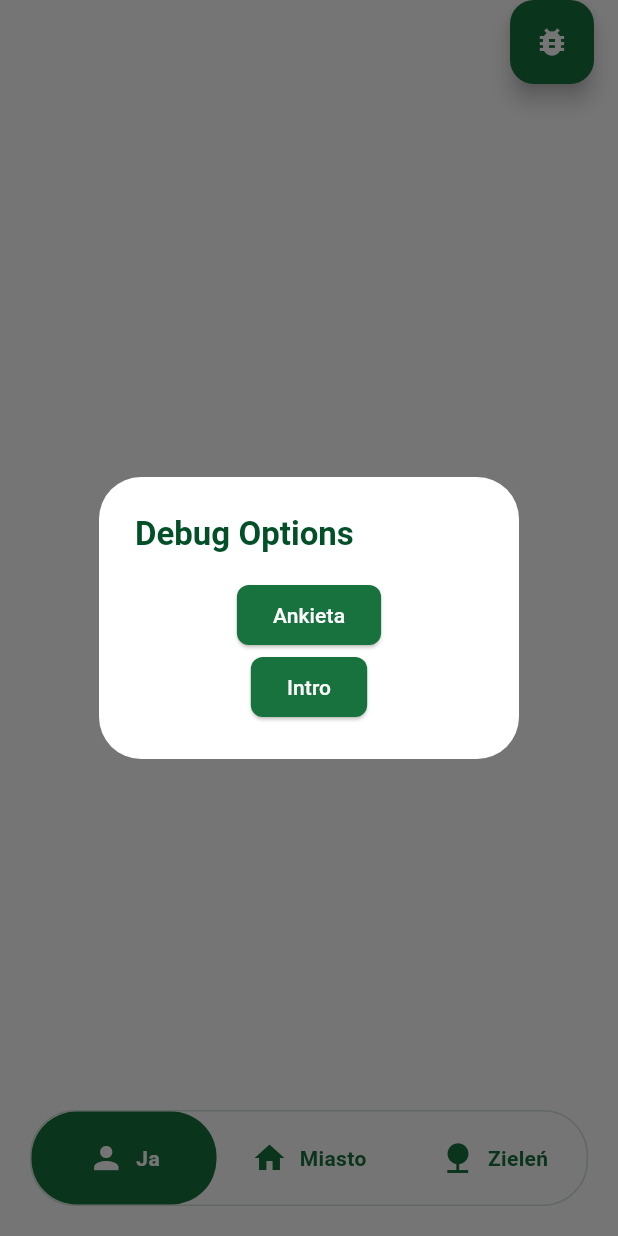
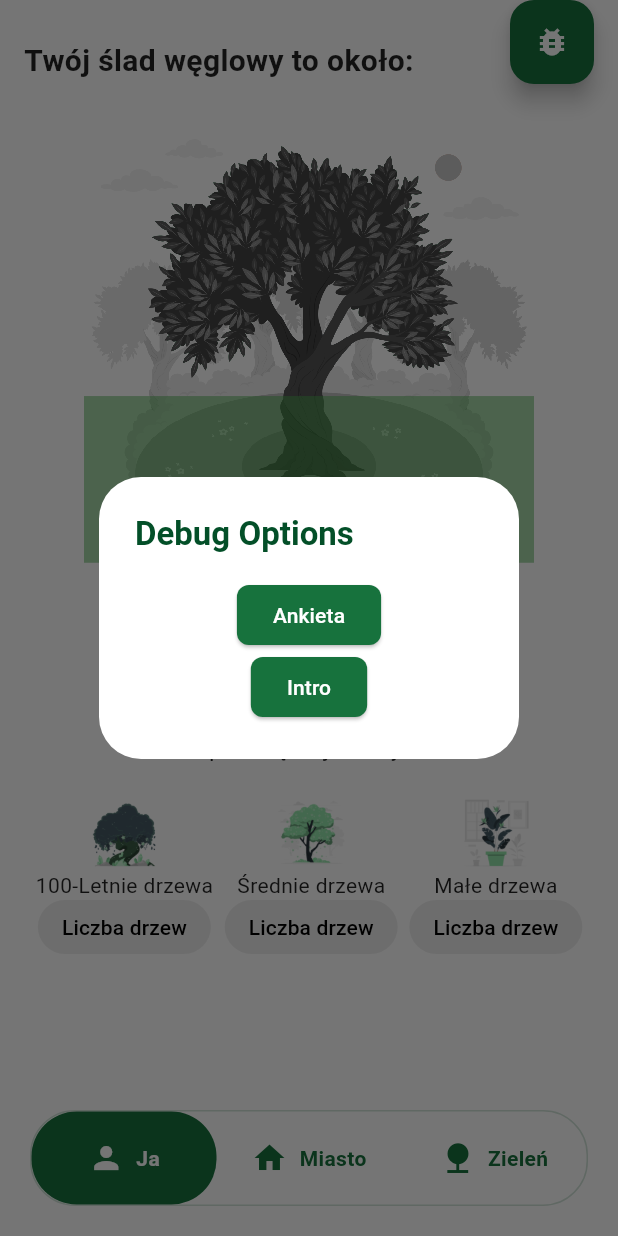
Before and after one commit to MeCatooo/HackYeah2024, a Flutter app: the HomeScreen screen opened directly, after a tap on the "bug report" icon, on a phone screen of 412 x 824 dp. Run offline on Flutter 3.47's test engine with Material 3 defaults, Android fonts, the phone set to English and light mode, and no system bars; our stand-ins replace flutter_riverpod, shared_preferences; accounts and stored records are empty.

Commit message:
flutter does wop wop wup wop wop wup

```diff
--- a/co2unter/lib/features/home_screen/presentation/city_tab.dart
+++ b/co2unter/lib/features/home_screen/presentation/city_tab.dart
@@ -11,7 +11,7 @@ class CityTab extends StatelessWidget {
         _buildCard(
           context,
           'Transport',
-          'assets/images/city1.png',
+          'assets/images/city2.png',
           'Środek transportu',
           'gramy CO2/km',
           transportData,
@@ -19,7 +19,7 @@ class CityTab extends StatelessWidget {
         _buildCard(
           context,
           'Usługi',
-          'assets/images/city2.png',
+          'assets/images/city3.png',
           'Usługa',
           'kilogramy CO2/dzień',
           servicesData,
@@ -27,7 +27,7 @@ class CityTab extends StatelessWidget {
         _buildCard(
           context,
           'Wydarzenia',
-          'assets/images/city3.png',
+          'assets/images/city1.png',
           'Wydarzenie',
           'ton CO2',
           eventsData,
--- a/co2unter/lib/features/home_screen/presentation/me_tab.dart
+++ b/co2unter/lib/features/home_screen/presentation/me_tab.dart
@@ -1,10 +1,147 @@
+// me_tab.dart
 import 'package:flutter/material.dart';
+import '../../user_profile/widgets/tree_image.dart';
 
 class MeTab extends StatelessWidget {
   const MeTab({Key? key}) : super(key: key);
 
   @override
   Widget build(BuildContext context) {
-    return const Center(child: Text('Ja (Me) Tab Content'));
+    // Hard-coded percentage for now
+    const double carbonFootprintPercentage = 37.0;
+
+    return SingleChildScrollView(
+      child: Padding(
+        padding: const EdgeInsets.all(16.0),
+        child: Column(
+          crossAxisAlignment: CrossAxisAlignment.start,
+          children: [
+            const Text(
+              'Twój ślad węglowy to około:',
+              style: TextStyle(fontSize: 20, fontWeight: FontWeight.bold),
+            ),
+            const SizedBox(height: 20),
+            const Center(
+              child: TreeImage(
+                percentage: carbonFootprintPercentage,
+                width: 300,
+                height: 300,
+              ),
+            ),
+            const SizedBox(height: 20),
+            Center(
+              child: Text(
+                '${carbonFootprintPercentage.toStringAsFixed(0)}%',
+                style: TextStyle(
+                  fontSize: 48,
+                  fontWeight: FontWeight.bold,
+                  color: carbonFootprintPercentage <= 100
+                      ? Theme.of(context).colorScheme.primary
+                      : Colors.red,
+                ),
+              ),
+            ),
+            const Center(
+              child: Text(
+                'średniego śladu węglowego\nprzeciętnej osoby!',
+                textAlign: TextAlign.center,
+                style: TextStyle(fontSize: 16),
+              ),
+            ),
+            const SizedBox(height: 20),
+            Container(
+                child: Row(
+              mainAxisAlignment: MainAxisAlignment.spaceEvenly,
+              children: [
+                Column(
+                  mainAxisAlignment: MainAxisAlignment.center,
+                  children: [
+                    Image(
+                      image: AssetImage('assets/images/tree_large.png'),
+                      width: 50,
+                      height: 50,
+                    ),
+                    Text('100-Letnie drzewa'),
+                    Container(
+                      padding: const EdgeInsets.symmetric(
+                          horizontal: 16, vertical: 8),
+                      decoration: BoxDecoration(
+                        color: Colors.grey[200],
+                        borderRadius: BorderRadius.circular(20),
+                      ),
+                      child: 0 != 0
+                          ? Text(
+                              'dużo drzew',
+                              style: Theme.of(context).textTheme.titleSmall,
+                            )
+                          : Text(
+                              'Liczba drzew',
+                              style: Theme.of(context).textTheme.titleSmall,
+                            ),
+                    )
+                  ],
+                ),
+                Column(
+                  mainAxisAlignment: MainAxisAlignment.center,
+                  children: [
+                    Image(
+                      image: AssetImage('assets/images/tree_mid.png'),
+                      width: 50,
+                      height: 50,
+                    ),
+                    Text('Średnie drzewa'),
+                    Container(
+                      padding: const EdgeInsets.symmetric(
+                          horizontal: 16, vertical: 8),
+                      decoration: BoxDecoration(
+                        color: Colors.grey[200],
+                        borderRadius: BorderRadius.circular(20),
+                      ),
+                      child: 0 != 0
+                          ? Text(
+                              'dużo drzew',
+                              style: Theme.of(context).textTheme.titleSmall,
+                            )
+                          : Text(
+                              'Liczba drzew',
+                              style: Theme.of(context).textTheme.titleSmall,
+                            ),
+                    )
+                  ],
+                ),
+                Column(
+                  mainAxisAlignment: MainAxisAlignment.center,
+                  children: [
+                    Image(
+                      image: AssetImage('assets/images/tree_small.png'),
+                      width: 50,
+                      height: 50,
+                    ),
+                    Text('Małe drzewa'),
+                    Container(
+                      padding: const EdgeInsets.symmetric(
+                          horizontal: 16, vertical: 8),
+                      decoration: BoxDecoration(
+                        color: Colors.grey[200],
+                        borderRadius: BorderRadius.circular(20),
+                      ),
+                      child: 0 != 0
+                          ? Text(
+                              'dużo drzew',
+                              style: Theme.of(context).textTheme.titleSmall,
+                            )
+                          : Text(
+                              'Liczba drzew',
+                              style: Theme.of(context).textTheme.titleSmall,
+                            ),
+                    )
+                  ],
+                ),
+              ],
+            )),
+          ],
+        ),
+      ),
+    );
   }
 }
--- /dev/null
+++ b/co2unter/lib/features/user_profile/widgets/tree_image.dart
@@ -0,0 +1,129 @@
+import 'dart:typed_data';
+import 'package:flutter/material.dart';
+import 'dart:ui' as ui;
+import 'package:flutter/services.dart';
+
+class TreeImage extends StatelessWidget {
+  final double percentage;
+  final double width;
+  final double height;
+
+  const TreeImage(
+      {Key? key, required this.percentage, this.width = 200, this.height = 200})
+      : super(key: key);
+
+  @override
+  Widget build(BuildContext context) {
+    return SizedBox(
+      width: width,
+      height: height,
+      child: FutureBuilder<ui.Image>(
+        future: _loadImage('assets/images/main_tree.png'),
+        builder: (context, snapshot) {
+          if (snapshot.connectionState == ConnectionState.done) {
+            return CustomPaint(
+              painter: TreePainter(
+                image: snapshot.data!,
+                percentage: percentage,
+              ),
+              size: Size(width, height),
+            );
+          } else {
+            return const Center(child: CircularProgressIndicator());
+          }
+        },
+      ),
+    );
+  }
+
+  Future<ui.Image> _loadImage(String assetPath) async {
+    final ByteData data = await rootBundle.load(assetPath);
+    final Uint8List bytes = data.buffer.asUint8List();
+    final ui.Codec codec = await ui.instantiateImageCodec(bytes);
+    final ui.FrameInfo fi = await codec.getNextFrame();
+    return fi.image;
+  }
+}
+
+class TreePainter extends CustomPainter {
+  final ui.Image image;
+  final double percentage;
+
+  TreePainter({required this.image, required this.percentage});
+
+  @override
+  void paint(Canvas canvas, Size size) {
+    final paint = Paint();
+    final scale = size.width / image.width;
+    final scaledSize = Size(image.width * scale, image.height * scale);
+    final centered = Offset(
+      (size.width - scaledSize.width) / 2,
+      (size.height - scaledSize.height) / 2,
+    );
+
+    // Draw original image
+    canvas.drawImageRect(
+      image,
+      Rect.fromLTWH(0, 0, image.width.toDouble(), image.height.toDouble()),
+      Rect.fromLTWH(
+          centered.dx, centered.dy, scaledSize.width, scaledSize.height),
+      paint,
+    );
+
+    // Apply grayscale effect
+    paint.colorFilter = const ColorFilter.matrix([
+      0.2126,
+      0.7152,
+      0.0722,
+      0,
+      0,
+      0.2126,
+      0.7152,
+      0.0722,
+      0,
+      0,
+      0.2126,
+      0.7152,
+      0.0722,
+      0,
+      0,
+      0,
+      0,
+      0,
+      1,
+      0,
+    ]);
+    canvas.saveLayer(null, paint);
+    canvas.drawImageRect(
+      image,
+      Rect.fromLTWH(0, 0, image.width.toDouble(), image.height.toDouble()),
+      Rect.fromLTWH(
+          centered.dx, centered.dy, scaledSize.width, scaledSize.height),
+      paint,
+    );
+    canvas.restore();
+
+    // Apply color overlay
+    paint.colorFilter = null;
+    if (percentage <= 100) {
+      paint.color = Colors.green.withOpacity(0.5);
+    } else {
+      paint.color = Colors.red.withOpacity(0.5);
+    }
+    paint.blendMode = BlendMode.srcATop;
+
+    final coloredHeight =
+        scaledSize.height * (percentage / 100).clamp(0.0, 1.0);
+    final coloredRect = Rect.fromLTWH(
+        centered.dx,
+        centered.dy + scaledSize.height - coloredHeight,
+        scaledSize.width,
+        coloredHeight);
+
+    canvas.drawRect(coloredRect, paint);
+  }
+
+  @override
+  bool shouldRepaint(covariant TreePainter oldDelegate) =>
+      oldDelegate.image != image || oldDelegate.percentage != percentage;
+}
--- a/co2unter/pubspec.yaml
+++ b/co2unter/pubspec.yaml
@@ -20,6 +20,7 @@ dependencies:
   shared_preferences: ^2.3.2
   progress_state_button: ^1.0.4
   collection: ^1.18.0
+  fl_chart: ^0.69.0
 
 dev_dependencies:
   flutter_test:
```
Also changed, not shown: co2unter/assets/images/main_tree.png (added), co2unter/pubspec.lock.
